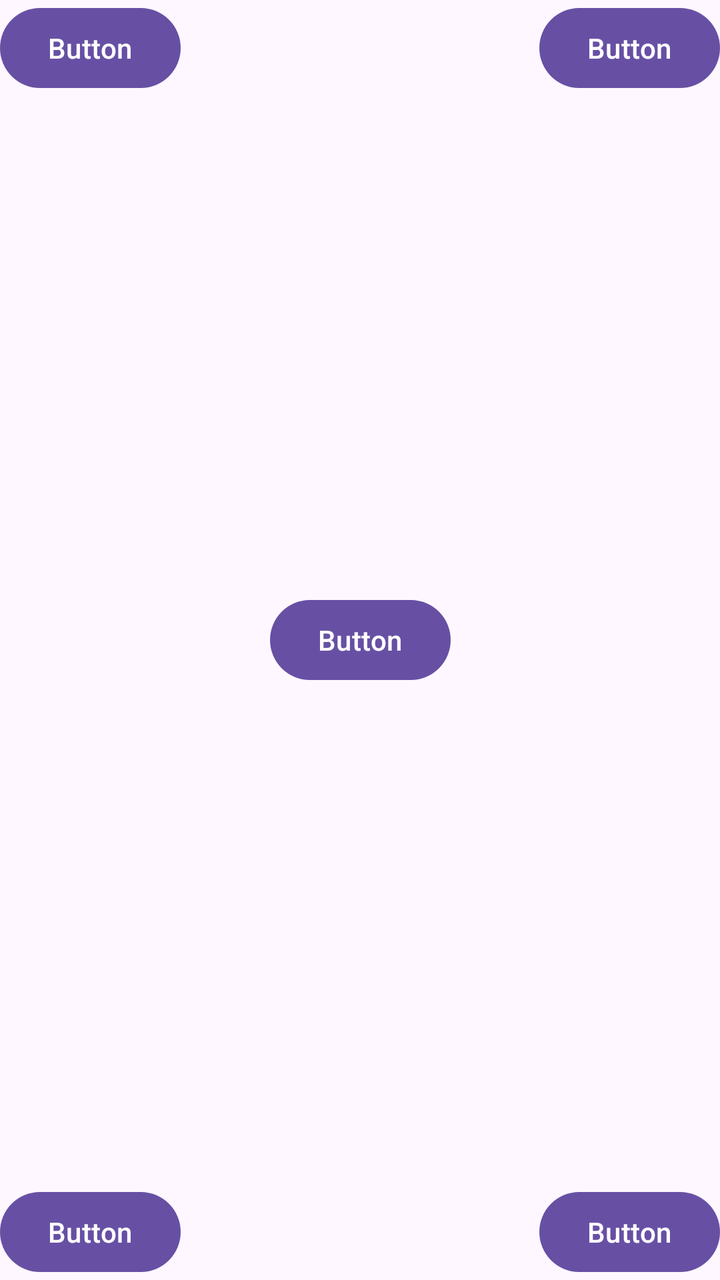
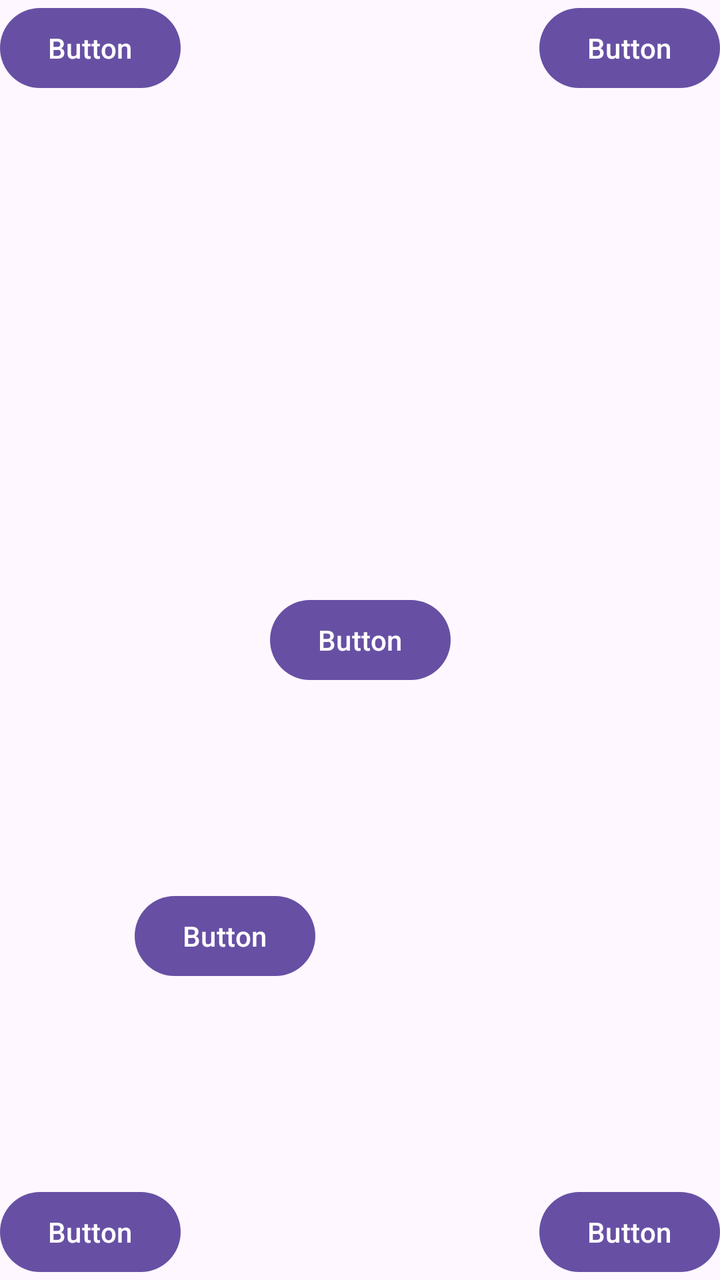

An Android layout rendered at two revisions. The XML below is the earlier revision; the diff shows what the commit changed to produce the second picture.
<!-- AndroidManifest.xml: application theme Theme.ConstraintLayout -->
<!-- res/layout/activity_main.xml -->
<?xml version="1.0" encoding="utf-8"?>
<androidx.constraintlayout.widget.ConstraintLayout xmlns:android="http://schemas.android.com/apk/res/android"
    xmlns:app="http://schemas.android.com/apk/res-auto"
    xmlns:tools="http://schemas.android.com/tools"
    android:id="@+id/main"
    android:layout_width="match_parent"
    android:layout_height="match_parent"
    tools:context=".MainActivity">

    <Button
        android:id="@+id/button"
        android:layout_width="wrap_content"
        android:layout_height="wrap_content"
        android:text="Button"
        app:layout_constraintStart_toStartOf="parent"
        app:layout_constraintTop_toTopOf="parent" />

    <Button
        android:id="@+id/button2"
        android:layout_width="wrap_content"
        android:layout_height="wrap_content"
        android:text="Button"
        app:layout_constraintEnd_toEndOf="parent"
        app:layout_constraintTop_toTopOf="parent" />

    <Button
        android:id="@+id/button3"
        android:layout_width="wrap_content"
        android:layout_height="wrap_content"
        android:text="Button"
        app:layout_constraintBottom_toBottomOf="parent"
        app:layout_constraintStart_toStartOf="parent" />

    <Button
        android:id="@+id/button4"
        android:layout_width="wrap_content"
        android:layout_height="wrap_content"
        android:text="Button"
        app:layout_constraintBottom_toBottomOf="parent"
        app:layout_constraintEnd_toEndOf="parent" />

    <Button
        android:id="@+id/button5"
        android:layout_width="wrap_content"
        android:layout_height="wrap_content"
        android:text="Button"
        app:layout_constraintBottom_toBottomOf="parent"
        app:layout_constraintEnd_toEndOf="parent"
        app:layout_constraintStart_toStartOf="parent"
        app:layout_constraintTop_toTopOf="parent" />
</androidx.constraintlayout.widget.ConstraintLayout>
<!-- resources referenced by this layout -->
<resources>
  <style name="Theme.ConstraintLayout" parent="Base.Theme.ConstraintLayout" />
  <style name="Base.Theme.ConstraintLayout" parent="Theme.Material3.DayNight.NoActionBar">
          
          
      </style>
</resources>

<!-- the commit's change to res/layout/activity_main.xml (unified diff, before → after) -->
@@ -48,4 +48,16 @@
         app:layout_constraintEnd_toEndOf="parent"
         app:layout_constraintStart_toStartOf="parent"
         app:layout_constraintTop_toTopOf="parent" />
+
+    <Button
+        android:id="@+id/button6"
+        android:layout_width="wrap_content"
+        android:layout_height="wrap_content"
+        app:layout_constraintHorizontal_bias="0.25"
+        app:layout_constraintVertical_bias="0.75"
+        android:text="Button"
+        app:layout_constraintBottom_toBottomOf="parent"
+        app:layout_constraintEnd_toEndOf="parent"
+        app:layout_constraintStart_toStartOf="parent"
+        app:layout_constraintTop_toTopOf="parent" />
 </androidx.constraintlayout.widget.ConstraintLayout>
